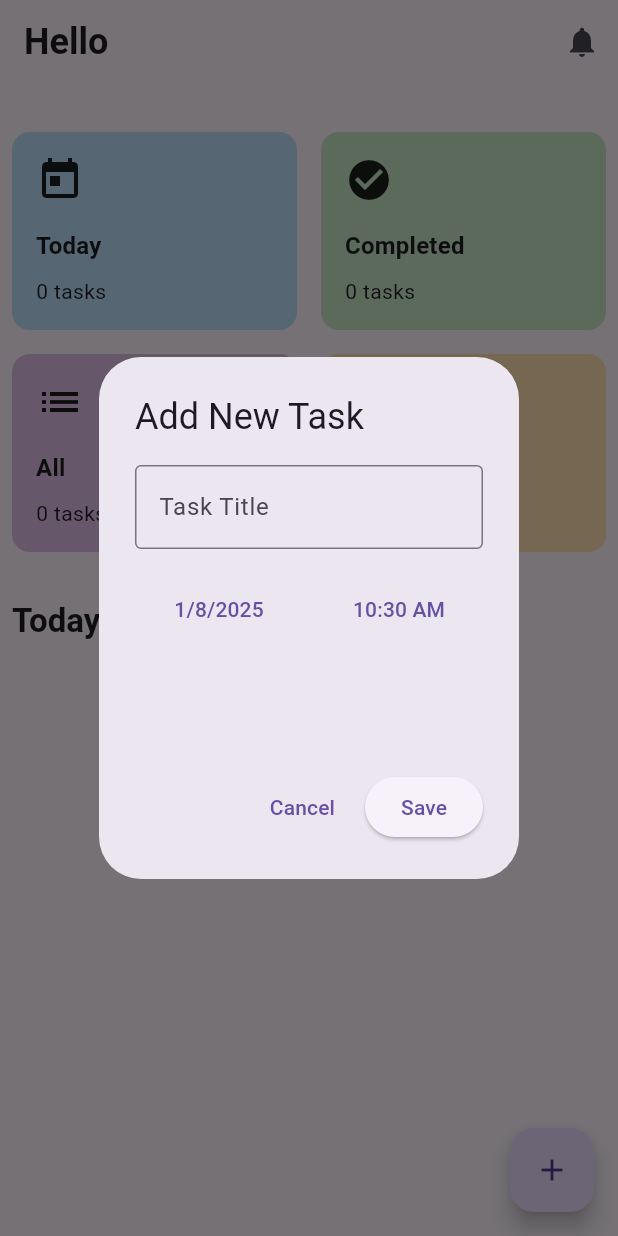
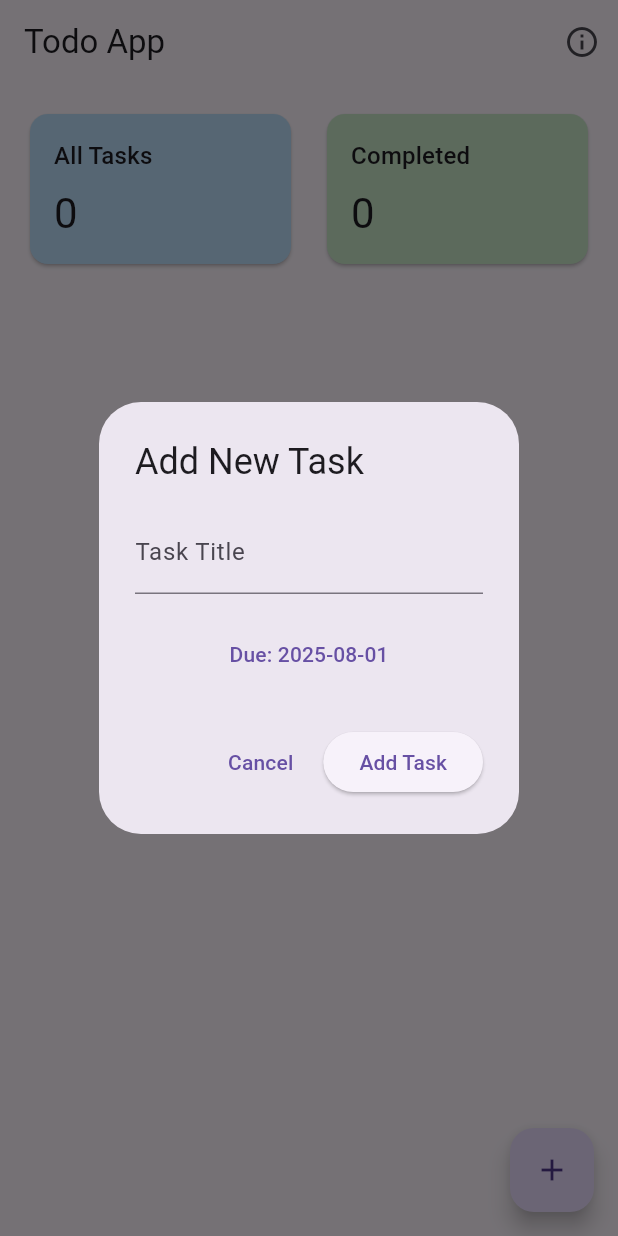
Before and after one commit to KALU56/kuraz_mobel_app, a Flutter app: the screen it shows after launch, after a tap on the "add" icon, on a phone screen of 412 x 824 dp. Run offline on Flutter 3.47's test engine with Material 3 defaults, Android fonts, the phone set to English and light mode, and no system bars; our stand-ins replace firebase_core, get; accounts and stored records are empty.

Commit message:
feat: cred opration

```diff
--- a/todo_app/lib/main.dart
+++ b/todo_app/lib/main.dart
@@ -1,7 +1,8 @@
 import 'package:flutter/material.dart';
 import 'package:provider/provider.dart';
+import 'package:todo_app/providers/task_provider.dart';
 import 'package:todo_app/screens/home.dart';
-import 'package:todo_app/providers/task_provider.dart';
+
 
 void main() {
   runApp(
@@ -18,12 +19,12 @@ class MyApp extends StatelessWidget {
   @override
   Widget build(BuildContext context) {
     return MaterialApp(
-      title: 'Todo App',
+      title: 'Todo App with CRUD',
       theme: ThemeData(
         primarySwatch: Colors.blue,
         visualDensity: VisualDensity.adaptivePlatformDensity,
       ),
-      home: const Home(),
+      home: const HomeScreen(),
       debugShowCheckedModeBanner: false,
     );
   }
--- a/todo_app/lib/models/task_model.dart
+++ b/todo_app/lib/models/task_model.dart
@@ -1,40 +1,57 @@
-import 'package:flutter/material.dart';
-
 class Task {
-  final String id;
-  final String title;
-  final TimeOfDay time;
-  final DateTime date;
+  String id;
+  String title;
+  DateTime dueDate;
   bool isCompleted;
+  DateTime? completedAt;
+  DateTime createdAt;
+  DateTime updatedAt;
 
   Task({
     required this.id,
     required this.title,
-    required this.time,
-    required this.date,
+    required this.dueDate,
     this.isCompleted = false,
+    this.completedAt,
+    required this.createdAt,
+    required this.updatedAt,
   });
 
-  String get formattedTime {
-    final hour = time.hourOfPeriod;
-    final minute = time.minute.toString().padLeft(2, '0');
-    final period = time.period == DayPeriod.am ? 'AM' : 'PM';
-    return '$hour:$minute $period';
+  factory Task.createNew({
+    required String title,
+    required DateTime dueDate,
+  }) {
+    final now = DateTime.now();
+    return Task(
+      id: now.millisecondsSinceEpoch.toString(),
+      title: title,
+      dueDate: dueDate,
+      createdAt: now,
+      updatedAt: now,
+    );
   }
 
-  String get formattedDate {
-    return '${date.day}/${date.month}/${date.year}';
+  Map<String, dynamic> toMap() {
+    return {
+      'id': id,
+      'title': title,
+      'dueDate': dueDate.toIso8601String(),
+      'isCompleted': isCompleted,
+      'completedAt': completedAt?.toIso8601String(),
+      'createdAt': createdAt.toIso8601String(),
+      'updatedAt': updatedAt.toIso8601String(),
+    };
   }
 
-  bool get isToday {
-    final now = DateTime.now();
-    return date.year == now.year &&
-           date.month == now.month &&
-           date.day == now.day;
-  }
-
-  bool get isOverdue {
-    final now = DateTime.now();
-    return date.isBefore(DateTime(now.year, now.month, now.day)) && !isCompleted;
+  factory Task.fromMap(Map<String, dynamic> map) {
+    return Task(
+      id: map['id'],
+      title: map['title'],
+      dueDate: DateTime.parse(map['dueDate']),
+      isCompleted: map['isCompleted'],
+      completedAt: map['completedAt'] != null ? DateTime.parse(map['completedAt']) : null,
+      createdAt: DateTime.parse(map['createdAt']),
+      updatedAt: DateTime.parse(map['updatedAt']),
+    );
   }
 }
--- a/todo_app/lib/providers/task_provider.dart
+++ b/todo_app/lib/providers/task_provider.dart
@@ -5,41 +5,50 @@ class TaskProvider with ChangeNotifier {
   final List<Task> _tasks = [];
 
   List<Task> get allTasks => _tasks;
-  List<Task> get todayTasks => _tasks.where((task) => task.isToday).toList();
   List<Task> get completedTasks => _tasks.where((task) => task.isCompleted).toList();
   List<Task> get pendingTasks => _tasks.where((task) => !task.isCompleted).toList();
+  List<Task> get todayTasks => _tasks.where((task) =>
+      task.dueDate.year == DateTime.now().year &&
+      task.dueDate.month == DateTime.now().month &&
+      task.dueDate.day == DateTime.now().day).toList();
 
-  int get todayTaskCount => todayTasks.length;
-  int get allTaskCount => _tasks.length;
-  int get overdueTaskCount => _tasks.where((task) => task.isOverdue).length;
-  int get completedTaskCount => completedTasks.length;
-
-  void addTask(String title, TimeOfDay time, DateTime date) {
-    final newTask = Task(
-      id: DateTime.now().millisecondsSinceEpoch.toString(),
-      title: title,
-      time: time,
-      date: date,
-    );
-    _tasks.add(newTask);
+  // CRUD Operations
+  void createTask(String title, DateTime dueDate) {
+    final task = Task.createNew(title: title, dueDate: dueDate);
+    _tasks.add(task);
     notifyListeners();
   }
 
-  void toggleTaskCompletion(String taskId) {
-    final index = _tasks.indexWhere((task) => task.id == taskId);
+  Task? readTask(String id) {
+    return _tasks.firstWhere((task) => task.id == id);
+  }
+
+  void updateTask(String id, {String? title, DateTime? dueDate, bool? isCompleted}) {
+    final index = _tasks.indexWhere((task) => task.id == id);
     if (index != -1) {
-      _tasks[index].isCompleted = !_tasks[index].isCompleted;
+      final task = _tasks[index];
+      if (title != null) task.title = title;
+      if (dueDate != null) task.dueDate = dueDate;
+      if (isCompleted != null) {
+        task.isCompleted = isCompleted;
+        task.completedAt = isCompleted ? DateTime.now() : null;
+      }
+      task.updatedAt = DateTime.now();
       notifyListeners();
     }
   }
 
-  void deleteTask(String taskId) {
-    _tasks.removeWhere((task) => task.id == taskId);
+  void deleteTask(String id) {
+    _tasks.removeWhere((task) => task.id == id);
     notifyListeners();
   }
 
-  void deleteAllCompletedTasks() {
-    _tasks.removeWhere((task) => task.isCompleted);
-    notifyListeners();
-  }
+  // Credit/Attribution
+  String get appCredits => '''
+Todo App with CRUD Operations
+Developed by [Your Name]
+Version 1.0.0
+Built with Flutter
+© ${DateTime.now().year} All rights reserved
+''';
 }
--- a/todo_app/lib/screens/home.dart
+++ b/todo_app/lib/screens/home.dart
@@ -1,128 +1,87 @@
 import 'package:flutter/material.dart';
 import 'package:provider/provider.dart';
+import 'package:todo_app/models/task_model.dart';
 import 'package:todo_app/providers/task_provider.dart';
-
 import 'package:todo_app/screens/all_detal.dart';
 import 'package:todo_app/widget/task_card.dart';
 import 'package:todo_app/widget/task_list.dart';
 
 
-
-class Home extends StatefulWidget {
-  const Home({super.key});
+class HomeScreen extends StatefulWidget {
+  const HomeScreen({super.key});
 
   @override
-  State<Home> createState() => _HomeState();
+  State<HomeScreen> createState() => _HomeScreenState();
 }
 
-class _HomeState extends State<Home> {
-  TimeOfDay _timeOfDay = TimeOfDay.now();
-  DateTime _selectedDate = DateTime.now();
-
+class _HomeScreenState extends State<HomeScreen> {
   @override
   Widget build(BuildContext context) {
+    // Access TaskProvider to manage tasks
     final taskProvider = Provider.of<TaskProvider>(context);
 
     return Scaffold(
+      // App Bar with title and credits button
       appBar: AppBar(
-      title: Text(
-        'Hello ',
-        style: Theme.of(context).textTheme.headlineSmall?.copyWith(
-              fontWeight: FontWeight.bold,
-            ),
-      ),
+        title: const Text('Todo App'),
         actions: [
           IconButton(
-          icon: const Icon(Icons.notifications),
-          onPressed: () {},
+            icon: const Icon(Icons.info_outline),
+            onPressed: () => _showCreditsDialog(context),
           ),
         ],
       ),
-      body: SingleChildScrollView(
-        padding: const EdgeInsets.all(8),
-        child: Column(
-          crossAxisAlignment: CrossAxisAlignment.start,
+
+      // Main Body Content
+      body: Column(
         children: [
-
-            const SizedBox(height: 24),
-
-            // Task Summary Cards
-            Row(
+          // Summary Cards Row
+          Padding(
+            padding: const EdgeInsets.all(16.0),
+            child: Row(
               children: [
-                TaskCard(
-                  title: "Today",
-                  icon: Icons.today,
-                  count: taskProvider.todayTaskCount,
+                // All Tasks Card
+                Expanded(
+                  child: TaskCard(
+                    title: 'All Tasks',
+                    count: taskProvider.allTasks.length,
                     color: Colors.blue[100]!,
-                  onTap: () {},
+                  ),
                 ),
                 const SizedBox(width: 16),
-                TaskCard(
-                  title: "Completed",
-                  icon: Icons.check_circle,
-                  count: taskProvider.completedTaskCount,
+                // Completed Tasks Card
+                Expanded(
+                  child: TaskCard(
+                    title: 'Completed',
+                    count: taskProvider.completedTasks.length,
                     color: Colors.green[100]!,
-                  onTap: () {},
                   ),
-              ],
-            ),
-            const SizedBox(height: 16),
-            Row(
-              children: [
-                TaskCard(
-                  title: "All",
-                  icon: Icons.list,
-                  count: taskProvider.allTaskCount,
-                  color: Colors.purple[100]!,
-                  onTap: () {
-                    Navigator.push(
-                      context,
-                      MaterialPageRoute(builder: (context) => const AllDetail()),
-                    );
-                  },
-                ),
-                const SizedBox(width: 16),
-                TaskCard(
-                  title: "Overdue",
-                  icon: Icons.warning,
-                  count: taskProvider.overdueTaskCount,
-                  color: Colors.orange[100]!,
-                  onTap: () {},
-                ),
-              ],
-            ),
-            const SizedBox(height: 32),
-
-            // Today's Tasks
-            Text(
-              'Today\'s Tasks',
-              style: Theme.of(context).textTheme.titleLarge?.copyWith(
-                    fontWeight: FontWeight.bold,
-                  ),
-            ),
-            const SizedBox(height: 16),
-
-            if (taskProvider.todayTasks.isEmpty)
-              const Center(
-                child: Text('No tasks for today'),
-              )
-            else
-              Column(
-                children: taskProvider.todayTasks.map((task) {
-                  return Padding(
-                    padding: const EdgeInsets.only(bottom: 12),
-                    child: TaskList(
-                      task: task,
-                      onCheckboxChanged: (value) {
-                        taskProvider.toggleTaskCompletion(task.id);
-                      },
-                    ),
-                  );
-                }).toList(),
                 ),
               ],
             ),
           ),
+
+          // Task List
+          Expanded(
+            child: ListView.builder(
+              itemCount: taskProvider.allTasks.length,
+              itemBuilder: (context, index) {
+                final task = taskProvider.allTasks[index];
+                return TaskListTile(
+                  task: task,
+                  onTap: () => _navigateToTaskDetail(context, task),
+                  onToggleComplete: (value) {
+                    taskProvider.updateTask(task.id, isCompleted: value);
+                  },
+                  onDelete: () => _confirmDeleteTask(context, task.id),
+                );
+              },
+            ),
+          ),
+        ],
+      ),
+
+      // Floating Action Button for Adding New Tasks
       floatingActionButton: FloatingActionButton(
         onPressed: () => _showAddTaskDialog(context),
         child: const Icon(Icons.add),
@@ -130,32 +89,29 @@ class _HomeState extends State<Home> {
     );
   }
 
-  Future<void> _showAddTaskDialog(BuildContext context) async {
-    String taskTitle = '';
-    TimeOfDay selectedTime = _timeOfDay;
-    DateTime selectedDate = _selectedDate;
+  // ================ HELPER METHODS ================ //
 
-    await showDialog(
+  // Show Add Task Dialog
+  void _showAddTaskDialog(BuildContext context) {
+    final titleController = TextEditingController();
+    DateTime selectedDate = DateTime.now();
+
+    showDialog(
       context: context,
       builder: (context) {
         return AlertDialog(
           title: const Text('Add New Task'),
-          content: SizedBox(
-            height: 180,
-            child: Column(
+          content: Column(
+            mainAxisSize: MainAxisSize.min,
             children: [
+              // Task Title Input
               TextField(
-                  decoration: const InputDecoration(
-                    labelText: 'Task Title',
-                    border: OutlineInputBorder(),
-                  ),
-                  onChanged: (value) => taskTitle = value,
+                controller: titleController,
+                decoration: const InputDecoration(labelText: 'Task Title'),
               ),
               const SizedBox(height: 16),
-                Row(
-                  children: [
-                    Expanded(
-                      child: TextButton(
+              // Due Date Picker
+              TextButton(
                 onPressed: () async {
                   final date = await showDatePicker(
                     context: context,
@@ -163,54 +119,86 @@ class _HomeState extends State<Home> {
                     firstDate: DateTime.now(),
                     lastDate: DateTime(2100),
                   );
-                          if (date != null) {
-                            selectedDate = date;
-                          }
+                  if (date != null) selectedDate = date;
                 },
-                        child: Text(
-                          '${selectedDate.day}/${selectedDate.month}/${selectedDate.year}',
-                        ),
-                      ),
-                    ),
-                    const SizedBox(width: 8),
-                    Expanded(
-                      child: TextButton(
-                        onPressed: () async {
-                          final time = await showTimePicker(
-                            context: context,
-                            initialTime: selectedTime,
-                          );
-                          if (time != null) {
-                            selectedTime = time;
-                          }
-                        },
-                        child: Text(
-                          selectedTime.format(context),
-                        ),
-                      ),
+                child: Text('Due: ${selectedDate.toLocal().toString().split(' ')[0]}'),
               ),
             ],
           ),
+          actions: [
+            // Cancel Button
+            TextButton(
+              onPressed: () => Navigator.pop(context),
+              child: const Text('Cancel'),
+            ),
+            // Add Task Button
+            ElevatedButton(
+              onPressed: () {
+                if (titleController.text.isNotEmpty) {
+                  Provider.of<TaskProvider>(context, listen: false).createTask(
+                    titleController.text,
+                    selectedDate,
+                  );
+                  Navigator.pop(context);
+                }
+              },
+              child: const Text('Add Task'),
+            ),
           ],
+        );
+      },
+    );
+  }
+
+  // Navigate to Task Detail Screen
+  void _navigateToTaskDetail(BuildContext context, Task task) {
+    Navigator.push(
+      context,
+      MaterialPageRoute(
+        builder: (context) => TaskDetailScreen(task: task),
       ),
-          ),
+    );
+  }
+
+  // Confirm Task Deletion
+  void _confirmDeleteTask(BuildContext context, String taskId) {
+    showDialog(
+      context: context,
+      builder: (context) {
+        return AlertDialog(
+          title: const Text('Delete Task'),
+          content: const Text('Are you sure you want to delete this task?'),
           actions: [
             TextButton(
               onPressed: () => Navigator.pop(context),
               child: const Text('Cancel'),
             ),
-            ElevatedButton(
+            TextButton(
               onPressed: () {
-                if (taskTitle.isNotEmpty) {
-                  Provider.of<TaskProvider>(context, listen: false).addTask(
-                    taskTitle,
-                    selectedTime,
-                    selectedDate,
+                Provider.of<TaskProvider>(context, listen: false).deleteTask(taskId);
+                Navigator.pop(context);
+              },
+              child: const Text('Delete', style: TextStyle(color: Colors.red)),
+            ),
+          ],
         );
-                  Navigator.pop(context);
+      },
+    );
   }
-              },
-              child: const Text('Save'),
+
+  // Show App Credits Dialog
+  void _showCreditsDialog(BuildContext context) {
+    final credits = Provider.of<TaskProvider>(context, listen: false).appCredits;
+    showDialog(
+      context: context,
+      builder: (context) {
+        return AlertDialog(
+          title: const Text('App Credits'),
+          content: Text(credits),
+          actions: [
+            TextButton(
+              onPressed: () => Navigator.pop(context),
+              child: const Text('Close'),
             ),
           ],
         );
--- a/todo_app/lib/widget/task_card.dart
+++ b/todo_app/lib/widget/task_card.dart
@@ -2,50 +2,29 @@ import 'package:flutter/material.dart';
 
 class TaskCard extends StatelessWidget {
   final String title;
-  final IconData icon;
   final int count;
   final Color color;
-  final VoidCallback? onTap;
 
   const TaskCard({
     super.key,
     required this.title,
-    required this.icon,
     required this.count,
     required this.color,
-    this.onTap,
   });
 
   @override
   Widget build(BuildContext context) {
-    return Expanded(
-      child: InkWell(
-        onTap: onTap,
-        borderRadius: BorderRadius.circular(12),
-        child: Container(
-          padding: const EdgeInsets.all(16),
-          decoration: BoxDecoration(
+    return Card(
       color: color,
-            borderRadius: BorderRadius.circular(12),
-          ),
+      child: Padding(
+        padding: const EdgeInsets.all(16.0),
         child: Column(
           crossAxisAlignment: CrossAxisAlignment.start,
           children: [
-              Icon(icon, size: 32),
-              const SizedBox(height: 16),
-              Text(
-                title,
-                style: Theme.of(context).textTheme.titleMedium?.copyWith(
-                      fontWeight: FontWeight.bold,
-                    ),
-              ),
+            Text(title, style: Theme.of(context).textTheme.titleMedium),
             const SizedBox(height: 8),
-              Text(
-                '$count tasks',
-                style: Theme.of(context).textTheme.bodyMedium,
-              ),
+            Text('$count', style: Theme.of(context).textTheme.headlineMedium),
           ],
-          ),
         ),
       ),
     );
```
Also changed, not shown: todo_app/lib/screens/all_detal.dart (+94 -71 lines), todo_app/lib/widget/task_list.dart (+31 -52 lines), 2 other files. Lines whose indentation alone changed are shown as unchanged.
